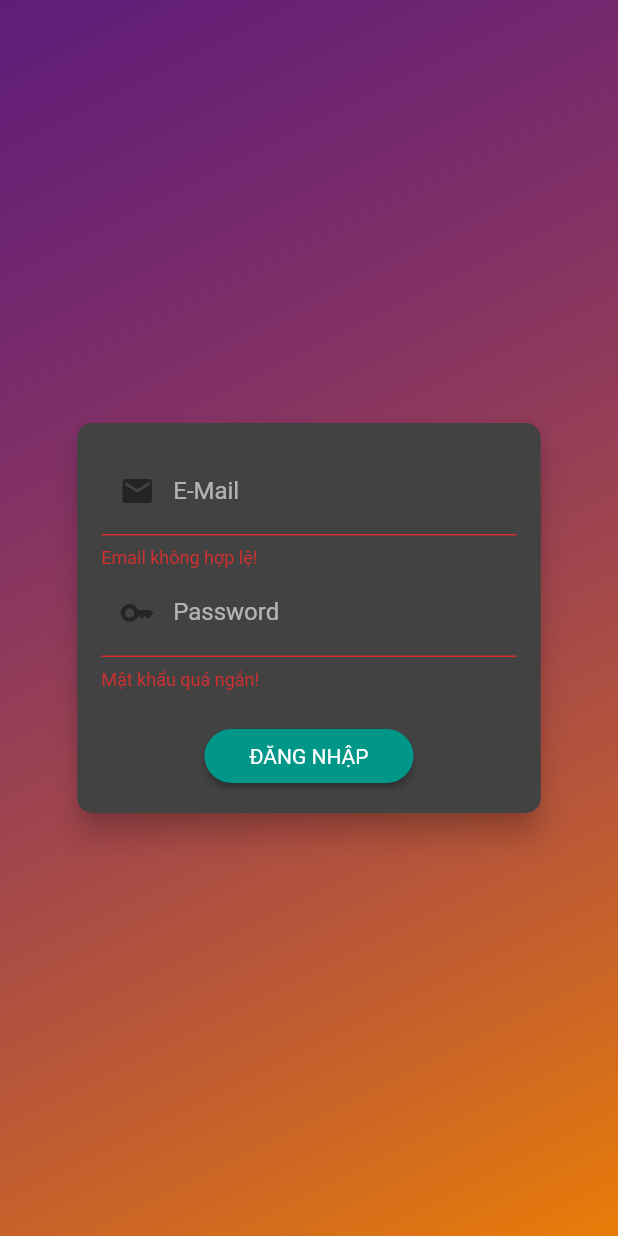
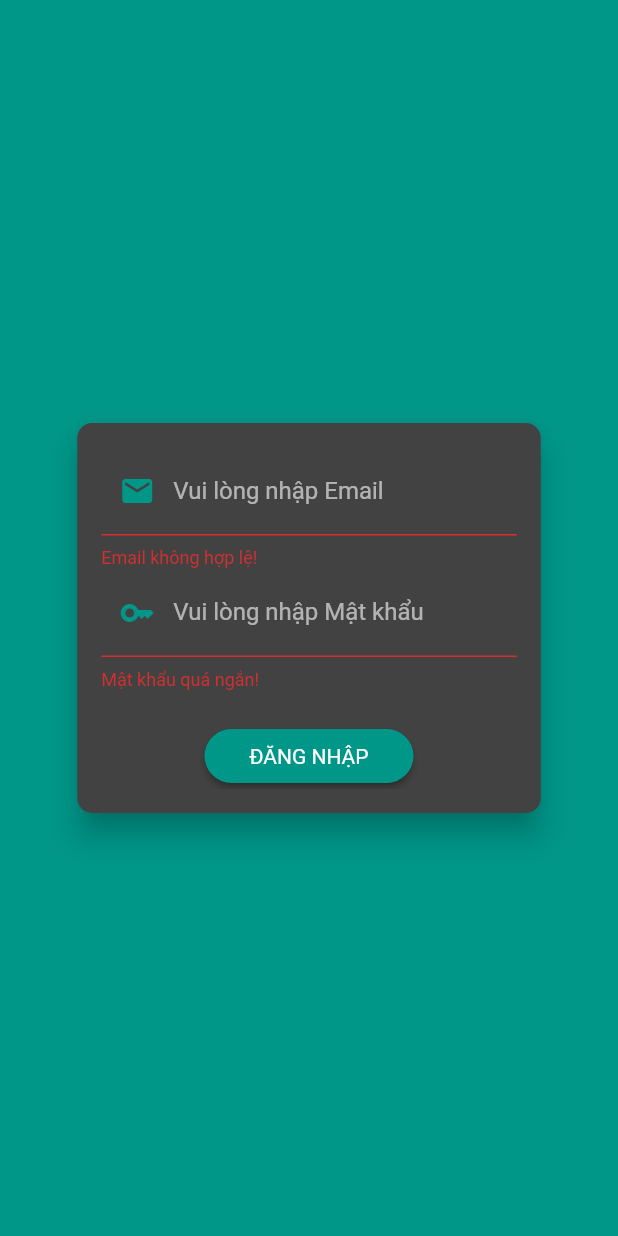
Before and after one commit to sangtm096/AppFood_CT484_project, a Flutter app: the screen it shows after launch, after a tap on "ĐĂNG NHẬP", on a phone screen of 412 x 824 dp. Run offline on Flutter 3.47's test engine with Material 2 defaults, Android fonts, the phone set to English and light mode, and no system bars; our stand-ins replace flutter_dotenv, shared_preferences; missing offline and left inert: shared_preferences_web.

Commit message:
Chinh sua giao dien

```diff
--- a/lib/ui/auth/auth_card.dart
+++ b/lib/ui/auth/auth_card.dart
@@ -150,7 +150,11 @@ class _AuthCardState extends State<AuthCard> {
     return TextFormField(
       enabled: _authMode == AuthMode.signup,
       decoration: const InputDecoration(
-          labelText: 'Xác nhận mật khẩu', prefixIcon: Icon(Icons.key)),
+          labelText: 'Xác nhận Mật khẩu',
+          prefixIcon: Icon(
+            Icons.key,
+            color: Colors.teal,
+          )),
       obscureText: true,
       validator: _authMode == AuthMode.signup
           ? (value) {
@@ -163,10 +167,32 @@ class _AuthCardState extends State<AuthCard> {
     );
   }
 
+  Widget _buildEmailField() {
+    return TextFormField(
+      decoration: const InputDecoration(
+          labelText: 'Vui lòng nhập Email',
+          prefixIcon: Icon(
+            Icons.email,
+            color: Colors.teal,
+          )),
+      keyboardType: TextInputType.emailAddress,
+      validator: (value) {
+        if (value!.isEmpty || !value.contains('@')) {
+          return 'Email không hợp lệ!';
+        }
+        return null;
+      },
+      onSaved: (value) {
+        _authData['email'] = value!;
+      },
+    );
+  }
+
   Widget _buildPasswordField() {
     return TextFormField(
       decoration: const InputDecoration(
-          labelText: 'Password', prefixIcon: Icon(Icons.key)),
+          labelText: 'Vui lòng nhập Mật khẩu',
+          prefixIcon: Icon(Icons.key, color: Colors.teal)),
       obscureText: true,
       controller: _passwordController,
       validator: (value) {
@@ -180,21 +206,4 @@ class _AuthCardState extends State<AuthCard> {
       },
     );
   }
-
-  Widget _buildEmailField() {
-    return TextFormField(
-      decoration: const InputDecoration(
-          labelText: 'E-Mail', prefixIcon: Icon(Icons.email)),
-      keyboardType: TextInputType.emailAddress,
-      validator: (value) {
-        if (value!.isEmpty || !value.contains('@')) {
-          return 'Email không hợp lệ!';
-        }
-        return null;
-      },
-      onSaved: (value) {
-        _authData['email'] = value!;
-      },
-    );
-  }
 }
--- a/lib/ui/auth/auth_screen.dart
+++ b/lib/ui/auth/auth_screen.dart
@@ -15,17 +15,7 @@ class AuthScreen extends StatelessWidget {
       body: Stack(
         children: <Widget>[
           Container(
-            decoration: BoxDecoration(
-              gradient: LinearGradient(
-                colors: [
-                  const Color.fromARGB(255, 141, 10, 193).withOpacity(0.5),
-                  const Color.fromARGB(255, 254, 133, 3).withOpacity(0.9),
-                ],
-                begin: Alignment.topLeft,
-                end: Alignment.bottomRight,
-                stops: const [0, 1],
-              ),
-            ),
+            color: Colors.teal,
           ),
           SingleChildScrollView(
             child: SizedBox(
--- a/lib/ui/orders/orders_screen.dart
+++ b/lib/ui/orders/orders_screen.dart
@@ -13,7 +13,7 @@ class OrdersScreen extends StatelessWidget {
   Widget build(BuildContext context) {
     return Scaffold(
       appBar: AppBar(
-        title: const Text('Đặt hàng'),
+        title: const Text('Lịch sử đặt hàng'),
       ),
       body: Consumer<OrdersManager>(
         builder: (ctx, ordersManager, child) {
```
